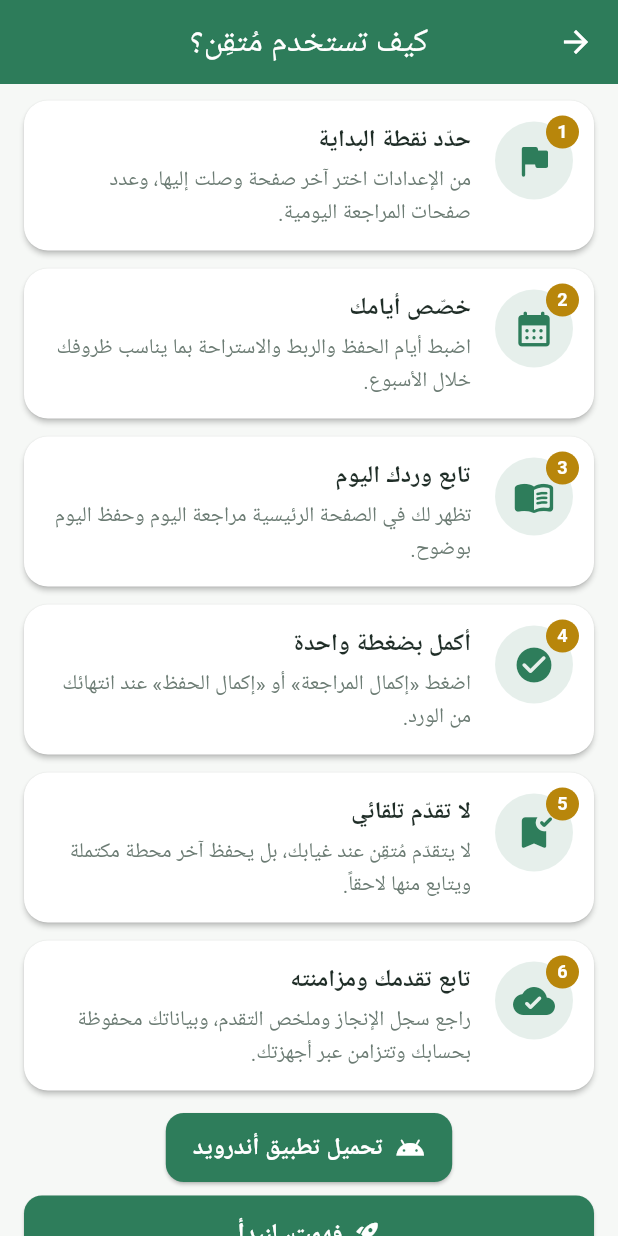
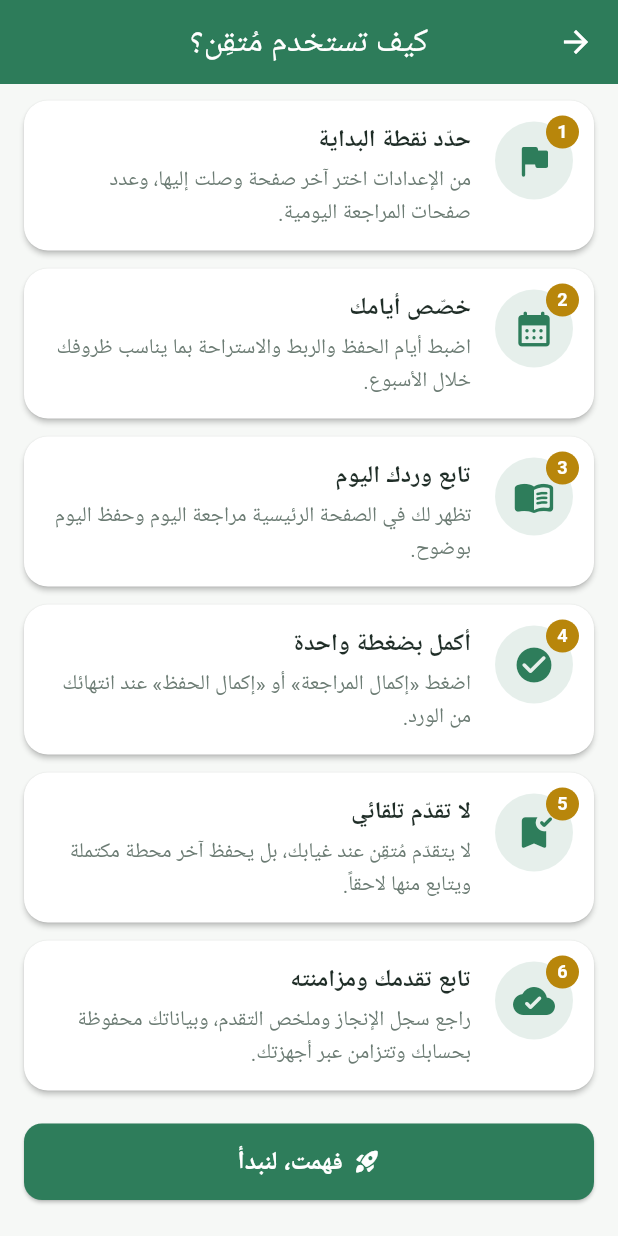
Before and after one commit to hamzaammar96/QuraanMemorizing, a Flutter app: the HelpScreen screen opened directly, scrolled down 166 dp, on a phone screen of 412 x 824 dp. Run offline on Flutter 3.47's test engine with Material 3 defaults, Android fonts, the phone set to English and light mode, and no system bars; our stand-ins replace cloud_firestore, firebase_auth, firebase_core, flutter_local_notifications, flutter_svg, google_sign_in and 2 more; accounts and stored records are empty; Roboto replaces fonts that are missing (Cairo).

Commit message:
إصلاح اقتطاع المحتوى السفلي خلف شريط نظام أندرويد وإخفاء زر تحميل أندرويد داخل التطبيق
- إضافة هامش سفلي بمقدار MediaQuery.padding.bottom لكل القوائم (home/settings/history/ranges/download/help)
- إخفاء DownloadLink على غير الويب (kIsWeb)
- تثبيت رابط التحميل في الويب على apk-v23

https://claude.ai/code/session_01JyypNc1gs8fUensg4yPUtg

```diff
--- a/lib/constants/app_strings.dart
+++ b/lib/constants/app_strings.dart
@@ -65,7 +65,7 @@ class AppStrings {
       'https://github.com/hamzaammar96/QuraanMemorizing/releases/latest';
   // رابط مباشر لتنزيل ملف APK (أحدث نسخة منشورة).
   static const String apkDirectUrl =
-      'https://github.com/hamzaammar96/QuraanMemorizing/releases/download/apk-v21/app-release.apk';
+      'https://github.com/hamzaammar96/QuraanMemorizing/releases/download/apk-v23/app-release.apk';
   static const String downloadLinkLabel = 'تحميل تطبيق أندرويد';
   static const String downloadTitle = 'تطبيق أندرويد';
   static const String downloadHeadline = 'حمّل مُتقِن على أجهزة أندرويد';
--- a/lib/screens/download_screen.dart
+++ b/lib/screens/download_screen.dart
@@ -24,7 +24,8 @@ class DownloadScreen extends StatelessWidget {
     return Scaffold(
       appBar: AppBar(title: const Text(AppStrings.downloadTitle)),
       body: ListView(
-        padding: const EdgeInsets.all(20),
+        padding: EdgeInsets.fromLTRB(
+            20, 20, 20, 20 + MediaQuery.of(context).padding.bottom),
         children: [
           const SizedBox(height: 8),
           const BrandHeader(onDark: false, nameSize: 44),
--- a/lib/screens/help_screen.dart
+++ b/lib/screens/help_screen.dart
@@ -25,7 +25,8 @@ class HelpScreen extends StatelessWidget {
     return Scaffold(
       appBar: AppBar(title: const Text(AppStrings.helpTitle)),
       body: ListView(
-        padding: const EdgeInsets.fromLTRB(16, 16, 16, 24),
+        padding: EdgeInsets.fromLTRB(
+            16, 16, 16, 24 + MediaQuery.of(context).padding.bottom),
         children: [
           // ترويسة توضيحية.
           Container(
--- a/lib/screens/history_screen.dart
+++ b/lib/screens/history_screen.dart
@@ -41,7 +41,8 @@ class _HistoryScreenState extends State<HistoryScreen> {
     return Scaffold(
       appBar: AppBar(title: const Text('سجل الإنجاز')),
       body: ListView(
-        padding: const EdgeInsets.all(12),
+        padding: EdgeInsets.fromLTRB(
+            12, 12, 12, 12 + MediaQuery.of(context).padding.bottom),
         children: [
           _lastStationCard(state),
           _calendarCard(state),
--- a/lib/screens/home_screen.dart
+++ b/lib/screens/home_screen.dart
@@ -108,7 +108,8 @@ class _HomeScreenState extends State<HomeScreen> {
         ],
       ),
       body: ListView(
-        padding: const EdgeInsets.all(12),
+        padding: EdgeInsets.fromLTRB(
+            12, 12, 12, 12 + MediaQuery.of(context).padding.bottom),
         children: [
           const _WelcomeBanner(),
           _DayHeader(dayType: dayType),
--- a/lib/screens/ranges_screen.dart
+++ b/lib/screens/ranges_screen.dart
@@ -32,7 +32,8 @@ class RangesScreen extends StatelessWidget {
               ),
             )
           : ListView.builder(
-              padding: const EdgeInsets.all(12),
+              padding: EdgeInsets.fromLTRB(
+                  12, 12, 12, 12 + MediaQuery.of(context).padding.bottom),
               itemCount: ranges.length,
               itemBuilder: (context, index) {
                 final r = ranges[index];
--- a/lib/screens/settings_screen.dart
+++ b/lib/screens/settings_screen.dart
@@ -73,7 +73,8 @@ class _SettingsScreenState extends State<SettingsScreen> {
         ],
       ),
       body: ListView(
-        padding: const EdgeInsets.all(12),
+        padding: EdgeInsets.fromLTRB(
+            12, 12, 12, 12 + MediaQuery.of(context).padding.bottom),
         children: [
           _section('الحساب والمزامنة'),
           _accountCard(context.watch<AppState>()),
--- a/lib/widgets/download_link.dart
+++ b/lib/widgets/download_link.dart
@@ -1,3 +1,4 @@
+import 'package:flutter/foundation.dart' show kIsWeb;
 import 'package:flutter/material.dart';
 
 import '../constants/app_strings.dart';
@@ -12,6 +13,9 @@ class DownloadLink extends StatelessWidget {
 
   @override
   Widget build(BuildContext context) {
+    // زر تحميل أندرويد يظهر على الويب فقط؛ يُخفى داخل التطبيق نفسه.
+    if (!kIsWeb) return const SizedBox.shrink();
+
     final onPressed = () => Navigator.of(context).push(
           MaterialPageRoute(builder: (_) => const DownloadScreen()),
         );
```
